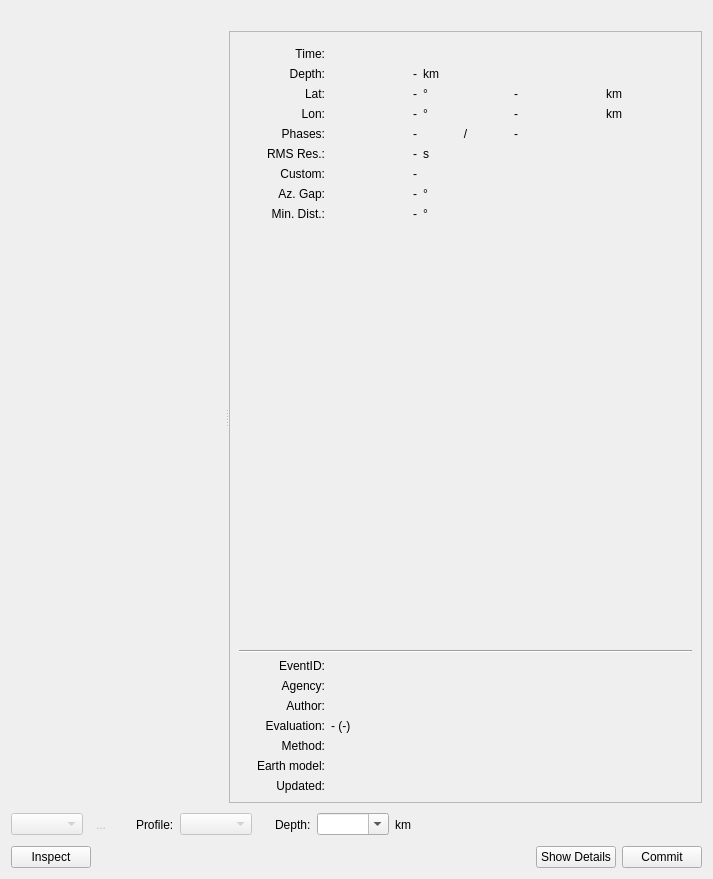
This is apps/gui-qt/scrttv/associator.ui in SeisComP/main as Qt 5 draws it before an edit. The edited form follows.
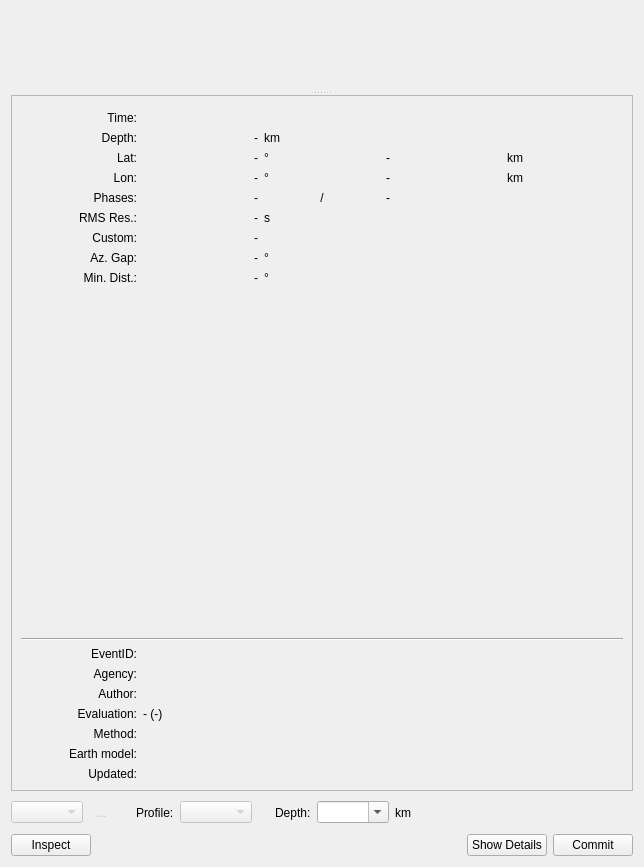
This is the edited form. Icons and pictures are not drawn. Custom widgets are drawn as their Qt base class.

Commit message: [scrttv] Change associator layout to vertical

Diff of the .ui file:
```diff
--- a/apps/gui-qt/scrttv/associator.ui
+++ b/apps/gui-qt/scrttv/associator.ui
@@ -6,8 +6,8 @@
    <rect>
     <x>0</x>
     <y>0</y>
-    <width>713</width>
-    <height>879</height>
+    <width>644</width>
+    <height>867</height>
    </rect>
   </property>
   <property name="windowTitle">
@@ -26,14 +26,8 @@
    </item>
    <item>
     <widget class="QSplitter" name="splitter">
-     <property name="sizePolicy">
-      <sizepolicy hsizetype="Expanding" vsizetype="Preferred">
-       <horstretch>0</horstretch>
-       <verstretch>1</verstretch>
-      </sizepolicy>
-     </property>
      <property name="orientation">
-      <enum>Qt::Horizontal</enum>
+      <enum>Qt::Vertical</enum>
      </property>
      <widget class="QFrame" name="framePicks">
       <property name="sizePolicy">
```
